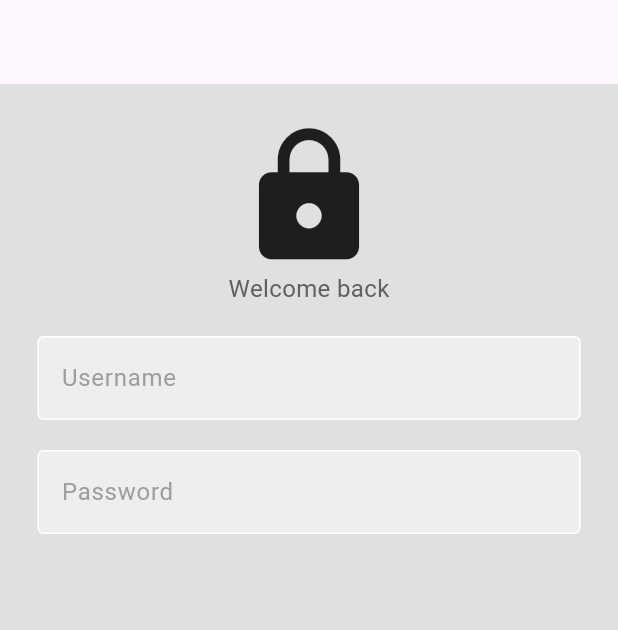
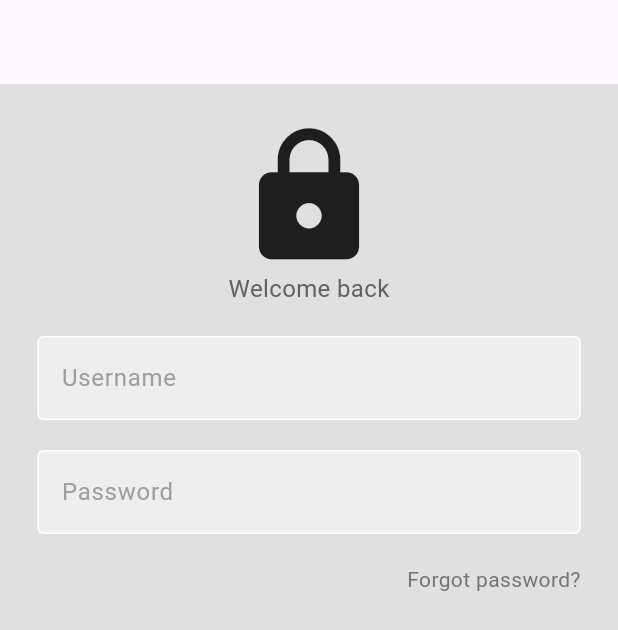
Before and after one commit to kindmemento/y-untitled, a Flutter app: the screen it shows after launch, on a phone screen of 412 x 824 dp. Shown: the top 630 px of the screen. Run offline on Flutter 3.47's test engine with Material 2 defaults, Android fonts, the phone set to English and light mode, and no system bars.

Commit message:
add and style a Forgot Password text below textfields

```diff
--- a/lib/screens/login/login_screen.dart
+++ b/lib/screens/login/login_screen.dart
@@ -40,7 +40,15 @@ class LoginScreen extends StatelessWidget {
                 obscureText: true,
               ),
 
-              // forgot pwd?
+              const SizedBox(height: 20),
+
+              Padding(
+                padding: const EdgeInsets.symmetric(horizontal: 25.0),
+                child: Row(
+                  mainAxisAlignment: MainAxisAlignment.end,
+                  children: [Text('Forgot password?', style: TextStyle(color: Colors.grey[600]))]
+                )
+              ),
 
               // sign in button
 
```
